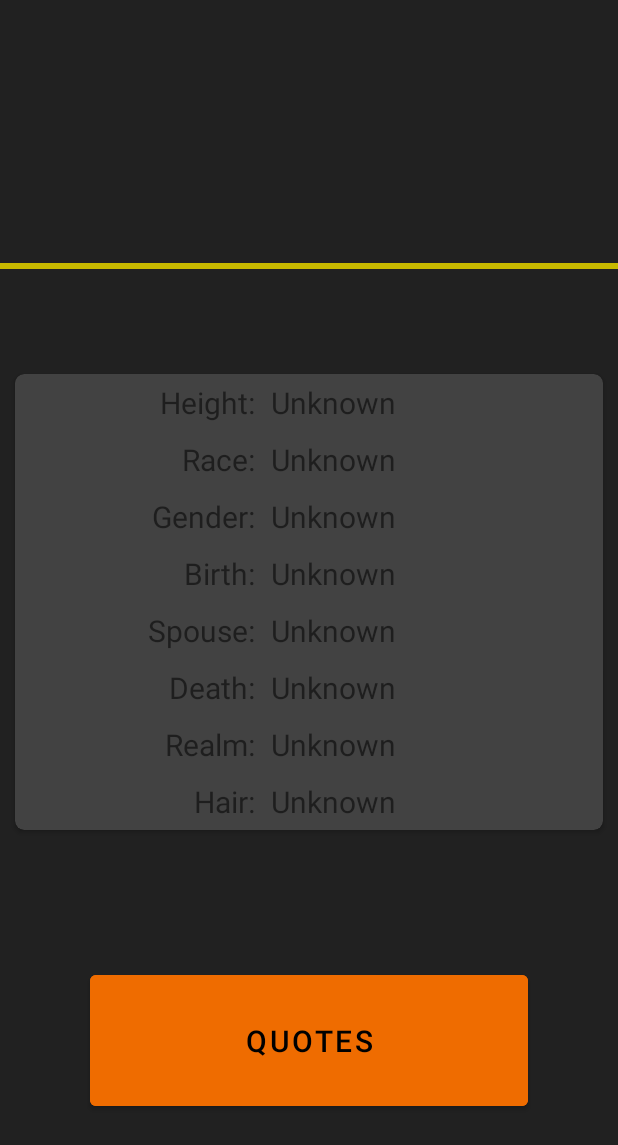
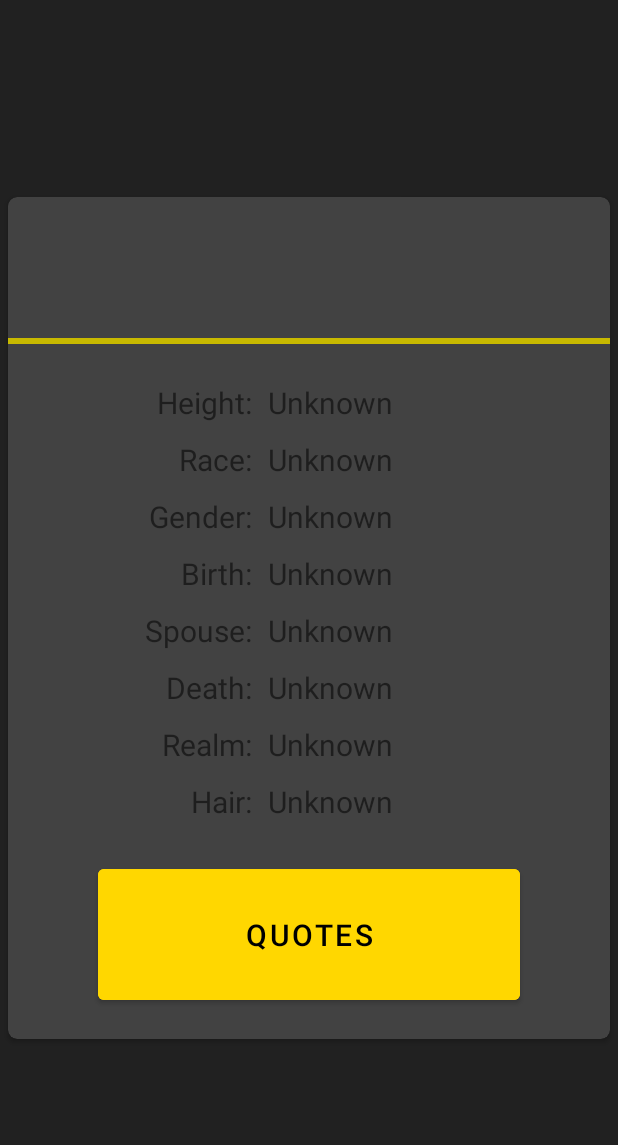
Before and after one commit to Neiscafe/TheOneApp, an Android app: the CharacterDescriptionActivity screen opened directly, with no data from a screen before it, on a phone screen of 412 x 824 dp. Shown: the top 1145 px of the screen. Run offline under Robolectric (Android 15) with nearby library versions, the phone set to English and light mode, and no system bars.

Commit message:
design pronto da tela de frases e personagens

```diff
--- a/app/src/main/res/layout/activity_character_description.xml
+++ b/app/src/main/res/layout/activity_character_description.xml
@@ -4,20 +4,35 @@
     xmlns:tools="http://schemas.android.com/tools"
     android:layout_width="match_parent"
     android:layout_height="match_parent"
-    tools:context=".ui.characters.characterDescription.CharacterDescriptionActivity"
-    android:background="@color/grey">
+    android:background="@color/grey"
+    tools:context=".ui.characters.characterDescription.CharacterDescriptionActivity">
+
+    <androidx.cardview.widget.CardView
+        android:layout_width="0dp"
+        android:layout_height="wrap_content"
+        android:layout_marginHorizontal="5dp"
+        app:cardBackgroundColor="@color/lightGrey"
+        app:cardCornerRadius="6dp"
+        app:layout_constraintBottom_toBottomOf="parent"
+        app:layout_constraintEnd_toEndOf="parent"
+        app:layout_constraintStart_toStartOf="parent"
+        app:layout_constraintTop_toTopOf="parent">
+
+        <androidx.constraintlayout.widget.ConstraintLayout
+            android:layout_width="wrap_content"
+            android:layout_height="wrap_content">
 
             <TextView
                 android:id="@+id/tvCharacterName"
                 android:layout_width="0dp"
                 android:layout_height="wrap_content"
                 android:textAlignment="center"
-        android:textColor="@color/yellowDark"
+                android:textColor="@color/yellow"
                 android:textSize="40sp"
+                app:layout_constraintBottom_toTopOf="@id/vSeparator"
                 app:layout_constraintEnd_toEndOf="parent"
                 app:layout_constraintStart_toStartOf="parent"
                 app:layout_constraintTop_toTopOf="parent"
-        app:layout_constraintBottom_toTopOf="@id/vSeparator"
                 tools:text="character name" />
 
             <View
@@ -25,28 +40,13 @@
                 android:layout_width="match_parent"
                 android:layout_height="4dp"
                 android:background="@color/yellowDark"
+                app:layout_constraintBottom_toTopOf="@id/tvCharacterHeight"
                 app:layout_constraintEnd_toEndOf="parent"
                 app:layout_constraintStart_toStartOf="parent"
-        app:layout_constraintTop_toBottomOf="@id/tvCharacterName"
-        app:layout_constraintBottom_toTopOf="@id/cvDescription"/>
-
-    <androidx.cardview.widget.CardView
-        android:id="@+id/cvDescription"
-        android:layout_width="0dp"
-        android:layout_height="wrap_content"
-        app:layout_constraintEnd_toEndOf="parent"
-        app:layout_constraintStart_toStartOf="parent"
-        app:layout_constraintTop_toBottomOf="@id/vSeparator"
-        app:layout_constraintBottom_toTopOf="@id/btQuotes"
-        app:cardCornerRadius="6dp"
-        app:cardBackgroundColor="@color/lightGrey"
-        android:layout_margin="10dp">
-
-        <androidx.constraintlayout.widget.ConstraintLayout
-            android:layout_width="match_parent"
-            android:layout_height="wrap_content">
+                app:layout_constraintTop_toBottomOf="@id/tvCharacterName" />
 
             <TextView
+                android:layout_marginTop="20dp"
                 android:id="@+id/tvCharacterHeightTx"
                 android:layout_width="wrap_content"
                 android:layout_height="wrap_content"
@@ -56,7 +56,7 @@
                 app:layout_constraintEnd_toEndOf="parent"
                 app:layout_constraintHorizontal_bias="0.287"
                 app:layout_constraintStart_toStartOf="parent"
-                app:layout_constraintTop_toTopOf="parent" />
+                app:layout_constraintTop_toBottomOf="@id/vSeparator" />
 
             <TextView
                 android:id="@+id/tvCharacterHeight"
@@ -66,7 +66,7 @@
                 android:textSize="20sp"
                 app:layout_constraintEnd_toEndOf="parent"
                 app:layout_constraintStart_toEndOf="@id/tvCharacterHeightTx"
-                app:layout_constraintTop_toTopOf="parent"
+                app:layout_constraintTop_toTopOf="@id/tvCharacterHeightTx"
                 tools:text="texto" />
 
             <TextView
@@ -218,22 +218,21 @@
                 app:layout_constraintTop_toTopOf="@id/tvCharacterHairTx"
                 tools:text="texto" />
 
-        </androidx.constraintlayout.widget.ConstraintLayout>
-    </androidx.cardview.widget.CardView>
-
             <Button
                 android:id="@+id/btQuotes"
                 android:layout_width="0dp"
                 android:layout_height="wrap_content"
                 android:layout_marginHorizontal="60dp"
                 android:layout_marginVertical="20dp"
+                android:backgroundTint="@color/yellow"
                 android:padding="30dp"
                 android:text="@string/quotes"
+                android:textColor="@color/black"
                 android:textSize="20sp"
-        android:textColor="@color/black"
-        android:backgroundTint="@color/orange"
                 app:layout_constraintBottom_toBottomOf="parent"
                 app:layout_constraintEnd_toEndOf="parent"
                 app:layout_constraintStart_toStartOf="parent"
-        app:layout_constraintTop_toBottomOf="@id/cvDescription" />
+                app:layout_constraintTop_toBottomOf="@id/tvCharacterHair" />
         </androidx.constraintlayout.widget.ConstraintLayout>
+    </androidx.cardview.widget.CardView>
+</androidx.constraintlayout.widget.ConstraintLayout>
--- a/app/src/main/res/layout/quote_list_item.xml
+++ b/app/src/main/res/layout/quote_list_item.xml
@@ -4,7 +4,7 @@
     xmlns:tools="http://schemas.android.com/tools"
     android:layout_width="match_parent"
     android:layout_height="wrap_content"
-    android:layout_margin="6dp"
+    android:layout_margin="10dp"
     app:cardBackgroundColor="#C8C8C8"
     app:cardCornerRadius="3dp">
 
--- a/app/src/main/res/values/colors.xml
+++ b/app/src/main/res/values/colors.xml
@@ -9,7 +9,7 @@
     <color name="white">#FFFFFFFF</color>
     <color name="grey">#212121</color>
     <color name="lightGrey">#424242</color>
-    <color name="yellow">#ffeb3b</color>
+    <color name="yellow">#FFD700</color>
     <color name="yellowDark">#C8B900</color>
     <color name="orange">#ef6c00</color>
     <color name="darkOrange">#b53d00</color>
```
Lines whose indentation alone changed are shown as unchanged.
